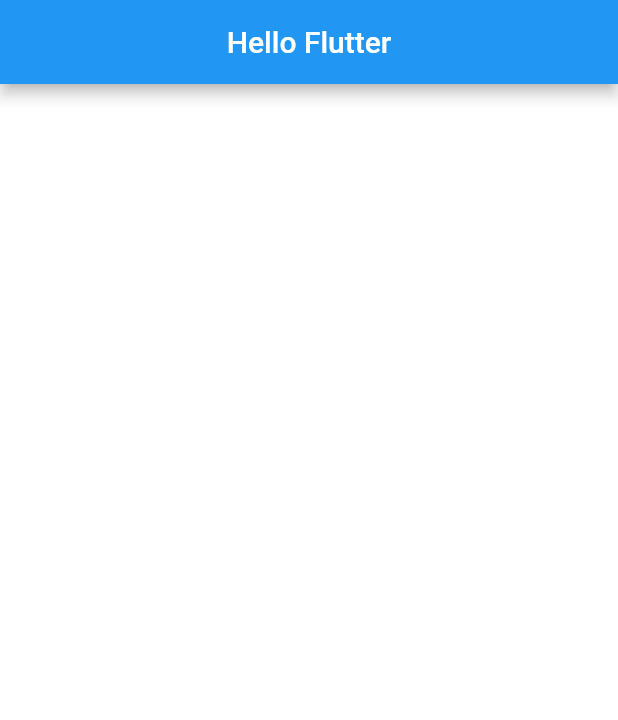
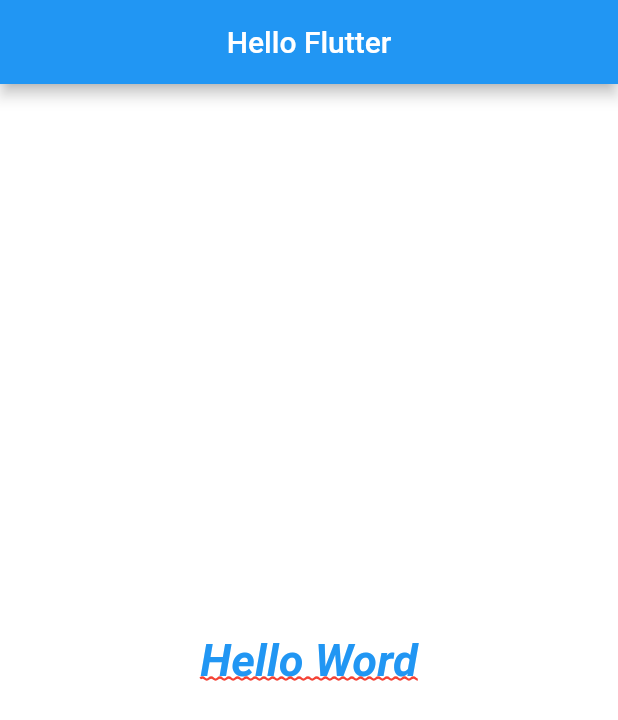
Before and after one commit to robertov8/flutterbasicoewidgets, a Flutter app: the screen it shows after launch, on a phone screen of 412 x 824 dp. Shown: the top 720 px of the screen. Run offline on Flutter 3.47's test engine with Material 2 defaults, Android fonts, the phone set to English and light mode, and no system bars.

Commit message:
28 - Text/TextStyle

```diff
--- a/lib/main.dart
+++ b/lib/main.dart
@@ -23,6 +23,20 @@ class HomePage extends StatelessWidget {
       ),
       body: Container(
         color: Colors.white,
+        child: Center(
+          child: Text(
+            'Hello Word',
+            style: TextStyle(
+              fontSize: 30,
+              color: Colors.blue,
+              fontWeight: FontWeight.bold,
+              fontStyle: FontStyle.italic,
+              decoration: TextDecoration.underline,
+              decorationColor: Colors.red,
+              decorationStyle: TextDecorationStyle.wavy,
+            ),
+          ),
+        ),
       ),
     );
   }
```
